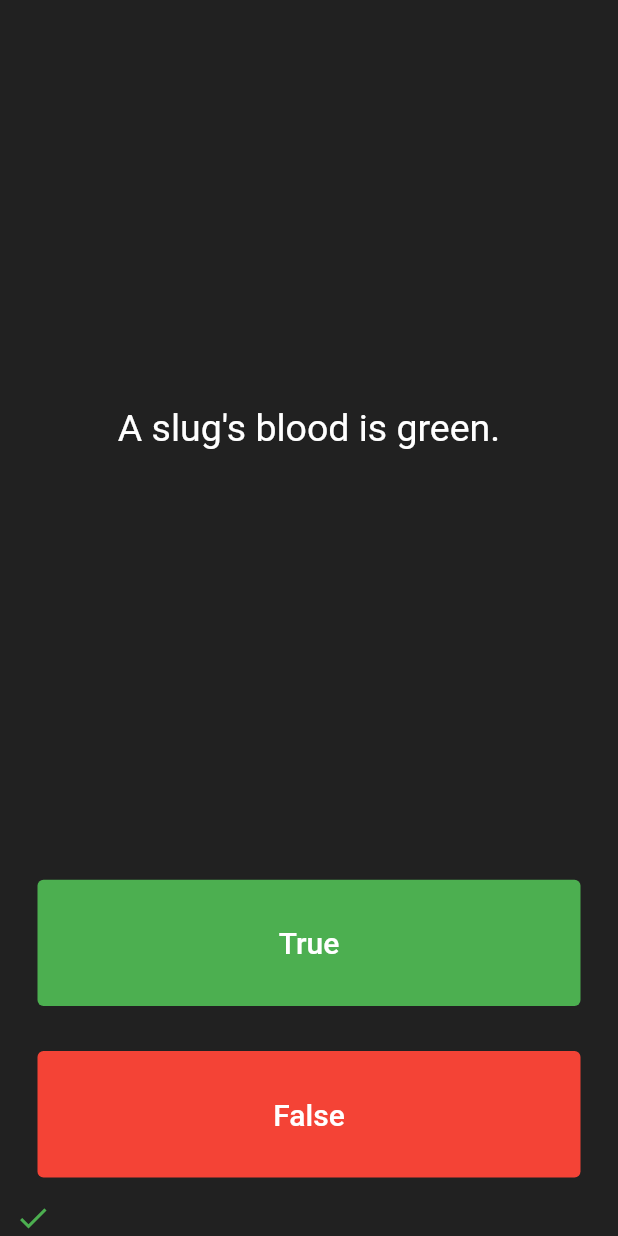
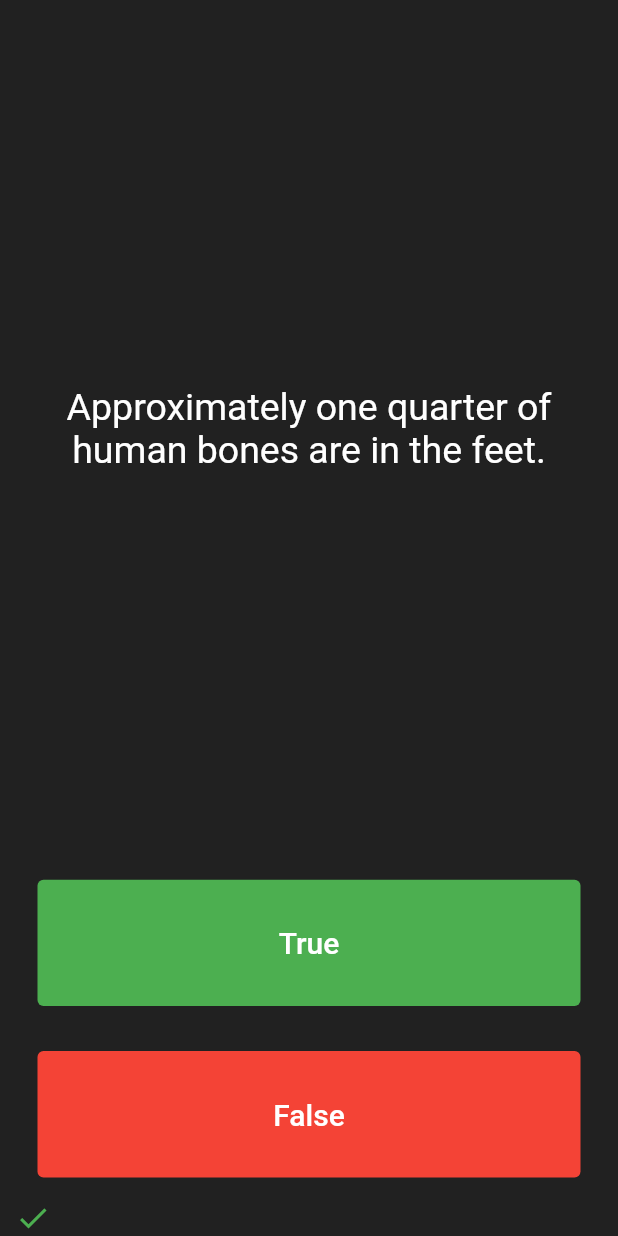
Before and after one commit to HeratUni-CS/quizzler-moeinjansharifi, a Flutter app: the screen it shows after launch, after a tap on "True", after a tap on "False", on a phone screen of 412 x 824 dp. Run offline on Flutter 3.47's test engine with Material 2 defaults, Android fonts, the phone set to English and light mode, and no system bars.

Commit message:
quiz brain class added and add list of questions inside it.

```diff
--- a/analysis_options.yaml
+++ b/analysis_options.yaml
@@ -7,7 +7,7 @@
 
 # The following line activates a set of recommended lints for Flutter apps,
 # packages, and plugins designed to encourage good coding practices.
-include: package:flutter_lints/flutter.yaml
+# include: package:flutter_lints/flutter.yaml
 
 linter:
   # The lint rules applied to this project can be customized in the
@@ -24,6 +24,5 @@ linter:
   rules:
     # avoid_print: false  # Uncomment to disable the `avoid_print` rule
     # prefer_single_quotes: true  # Uncomment to enable the `prefer_single_quotes` rule
-
 # Additional information about this file can be found at
 # https://dart.dev/guides/language/analysis-options
--- a/lib/main.dart
+++ b/lib/main.dart
@@ -1,6 +1,7 @@
 import 'package:flutter/material.dart';
-import 'question.dart';
+import 'quiz_brain.dart';
 
+QuizBrain quizBrain = QuizBrain();
 void main() => runApp(Quizzler());
 
 class Quizzler extends StatelessWidget {
@@ -27,20 +28,7 @@ class QuizPage extends StatefulWidget {
 
 class _QuizPageState extends State<QuizPage> {
   List<Icon> scoreKeeper = [];
-
-  // List<String> questions = [
-  //   'You can lead a cow down stairs but not up stairs.',
-  //   'Approximately one quarter of human bones are in the feet.',
-  //   'A slug\'s blood is green.',
-  // ];
-
-  List<Question> questionBank = [
-    Question('You can lead a cow down stairs but not up stairs.', false),
-    Question(
-        'Approximately one quarter of human bones are in the feet.', false),
-    Question('A slug\'s blood is green.', false),
-  ];
-  List<bool> answers = [false, true, true];
+  // List<bool> answers = [false, true, true];
   int questionNumber = 0;
 
   @override
@@ -55,7 +43,7 @@ class _QuizPageState extends State<QuizPage> {
             padding: EdgeInsets.all(10.0),
             child: Center(
               child: Text(
-                questionBank[questionNumber].questionText,
+                quizBrain.questionBank[questionNumber].questionText,
                 textAlign: TextAlign.center,
                 style: TextStyle(
                   fontSize: 25.0,
@@ -80,7 +68,8 @@ class _QuizPageState extends State<QuizPage> {
               onPressed: () {
                 //The user picked true.
                 setState(() {
-                  bool corectAnswer = answers[questionNumber];
+                  bool corectAnswer =
+                      quizBrain.questionBank[questionNumber].questionAnswer;
                   if (corectAnswer == true) {
                     print('user got it right!');
                   } else {
@@ -109,7 +98,8 @@ class _QuizPageState extends State<QuizPage> {
               ),
               onPressed: () {
                 //The user picked false.
-                bool corectAnswer = answers[questionNumber];
+                bool corectAnswer =
+                    quizBrain.questionBank[questionNumber].questionAnswer;
                 if (corectAnswer == false) {
                   print('user got it right!');
                 } else {
--- /dev/null
+++ b/lib/quiz_brain.dart
@@ -0,0 +1,31 @@
+import 'question.dart';
+
+class QuizBrain {
+  List<Question> questionBank = [
+    Question('Some cats are actually allergic to humans', true),
+    Question('You can lead a cow down stairs but not up stairs.', false),
+    Question('Approximately one quarter of human bones are in the feet.', true),
+    Question('A slug\'s blood is green.', true),
+    Question('Buzz Aldrin\'s mother\'s maiden name was \"Moon\".', true),
+    Question('It is illegal to pee in the Ocean in Portugal.', true),
+    Question(
+        'No piece of square dry paper can be folded in half more than 7 times.',
+        false),
+    Question(
+        'In London, UK, if you happen to die in the House of Parliament, you are technically entitled to a state funeral, because the building is considered too sacred a place.',
+        true),
+    Question(
+        'The loudest sound produced by any animal is 188 decibels. That animal is the African Elephant.',
+        false),
+    Question(
+        'The total surface area of two human lungs is approximately 70 square metres.',
+        true),
+    Question('Google was originally called \"Backrub\".', true),
+    Question(
+        'Chocolate affects a dog\'s heart and nervous system; a few ounces are enough to kill a small dog.',
+        true),
+    Question(
+        'In West Virginia, USA, if you accidentally hit an animal with your car, you are free to take it home to eat.',
+        true),
+  ];
+}
```
